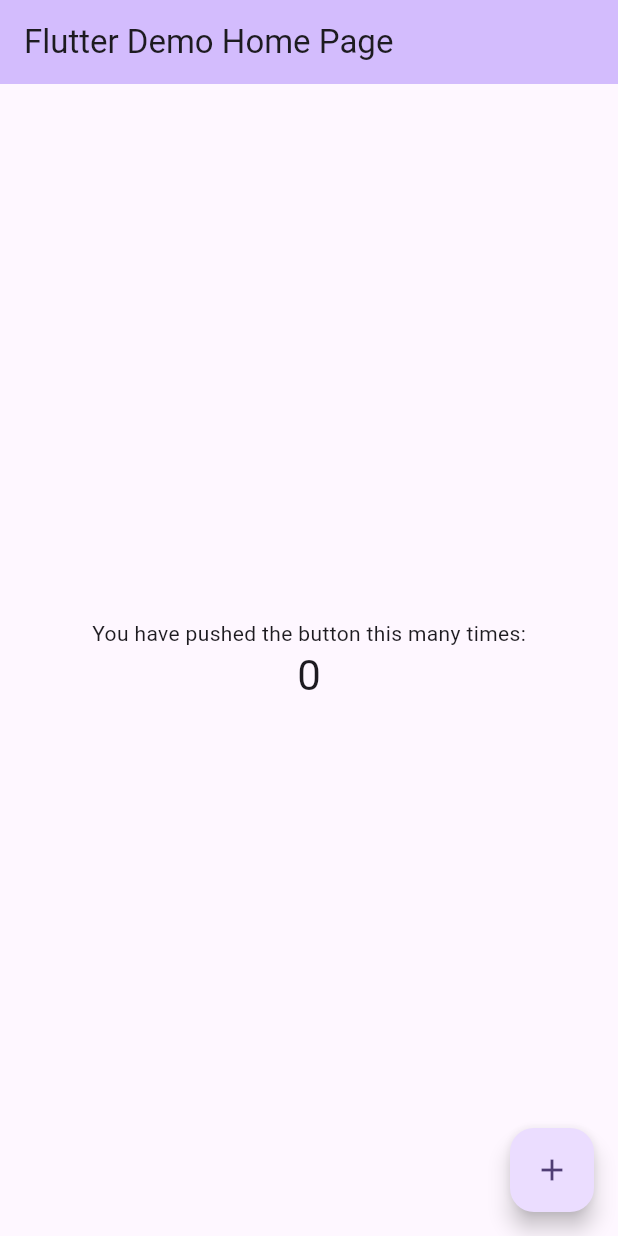
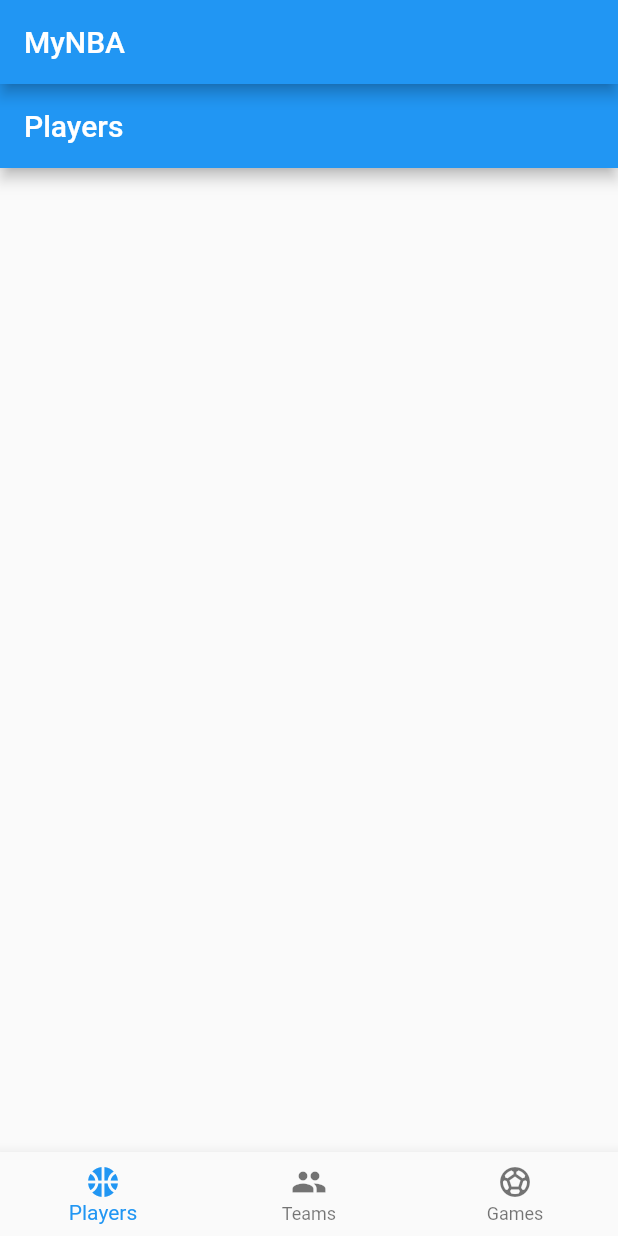
Before and after one commit to AntoineSfeir/MyNBA, a Flutter app: the screen it shows after launch, on a phone screen of 412 x 824 dp. Run offline on Flutter 3.47's test engine with Material 2 defaults, Android fonts, the phone set to English and light mode, and no system bars; our stand-ins replace sqflite; accounts and stored records are empty.

Commit message:
added some basics.

```diff
--- a/my_nba/lib/main.dart
+++ b/my_nba/lib/main.dart
@@ -1,125 +1,71 @@
 import 'package:flutter/material.dart';
+import 'package:my_nba/pages/game_page.dart';
+import 'package:my_nba/pages/team_page.dart';
+import 'package:my_nba/pages/player_page.dart';
 
-void main() {
-  runApp(const MyApp());
-}
+void main() => runApp(const MyApp());
 
 class MyApp extends StatelessWidget {
   const MyApp({super.key});
 
-  // This widget is the root of your application.
   @override
   Widget build(BuildContext context) {
     return MaterialApp(
-      title: 'Flutter Demo',
+      debugShowCheckedModeBanner: false,
+      title: 'MyNBA',
       theme: ThemeData(
-        // This is the theme of your application.
-        //
-        // TRY THIS: Try running your application with "flutter run". You'll see
-        // the application has a blue toolbar. Then, without quitting the app,
-        // try changing the seedColor in the colorScheme below to Colors.green
-        // and then invoke "hot reload" (save your changes or press the "hot
-        // reload" button in a Flutter-supported IDE, or press "r" if you used
-        // the command line to start the app).
-        //
-        // Notice that the counter didn't reset back to zero; the application
-        // state is not lost during the reload. To reset the state, use hot
-        // restart instead.
-        //
-        // This works for code too, not just values: Most code changes can be
-        // tested with just a hot reload.
-        colorScheme: ColorScheme.fromSeed(seedColor: Colors.deepPurple),
-        useMaterial3: true,
+        primarySwatch: Colors.blue,
       ),
-      home: const MyHomePage(title: 'Flutter Demo Home Page'),
+      home: const MyHomePage(),
     );
   }
 }
 
 class MyHomePage extends StatefulWidget {
-  const MyHomePage({super.key, required this.title});
-
-  // This widget is the home page of your application. It is stateful, meaning
-  // that it has a State object (defined below) that contains fields that affect
-  // how it looks.
-
-  // This class is the configuration for the state. It holds the values (in this
-  // case the title) provided by the parent (in this case the App widget) and
-  // used by the build method of the State. Fields in a Widget subclass are
-  // always marked "final".
-
-  final String title;
+  const MyHomePage({super.key});
 
   @override
-  State<MyHomePage> createState() => _MyHomePageState();
+  _MyHomePageState createState() => _MyHomePageState();
 }
 
 class _MyHomePageState extends State<MyHomePage> {
-  int _counter = 0;
+  int _currentIndex = 0;
 
-  void _incrementCounter() {
-    setState(() {
-      // This call to setState tells the Flutter framework that something has
-      // changed in this State, which causes it to rerun the build method below
-      // so that the display can reflect the updated values. If we changed
-      // _counter without calling setState(), then the build method would not be
-      // called again, and so nothing would appear to happen.
-      _counter++;
-    });
-  }
+  final List<Widget> _pages = [
+    const PlayerPage(),
+    const TeamPage(),
+    const GamePage(),
+  ];
 
   @override
   Widget build(BuildContext context) {
-    // This method is rerun every time setState is called, for instance as done
-    // by the _incrementCounter method above.
-    //
-    // The Flutter framework has been optimized to make rerunning build methods
-    // fast, so that you can just rebuild anything that needs updating rather
-    // than having to individually change instances of widgets.
     return Scaffold(
       appBar: AppBar(
-        // TRY THIS: Try changing the color here to a specific color (to
-        // Colors.amber, perhaps?) and trigger a hot reload to see the AppBar
-        // change color while the other colors stay the same.
-        backgroundColor: Theme.of(context).colorScheme.inversePrimary,
-        // Here we take the value from the MyHomePage object that was created by
-        // the App.build method, and use it to set our appbar title.
-        title: Text(widget.title),
+        title: const Text('MyNBA'),
       ),
-      body: Center(
-        // Center is a layout widget. It takes a single child and positions it
-        // in the middle of the parent.
-        child: Column(
-          // Column is also a layout widget. It takes a list of children and
-          // arranges them vertically. By default, it sizes itself to fit its
-          // children horizontally, and tries to be as tall as its parent.
-          //
-          // Column has various properties to control how it sizes itself and
-          // how it positions its children. Here we use mainAxisAlignment to
-          // center the children vertically; the main axis here is the vertical
-          // axis because Columns are vertical (the cross axis would be
-          // horizontal).
-          //
-          // TRY THIS: Invoke "debug painting" (choose the "Toggle Debug Paint"
-          // action in the IDE, or press "p" in the console), to see the
-          // wireframe for each widget.
-          mainAxisAlignment: MainAxisAlignment.center,
-          children: <Widget>[
-            const Text(
-              'You have pushed the button this many times:',
-            ),
-            Text(
-              '$_counter',
-              style: Theme.of(context).textTheme.headlineMedium,
-            ),
-          ],
-        ),
+      body: _pages[_currentIndex],
+      bottomNavigationBar: BottomNavigationBar(
+        currentIndex: _currentIndex,
+        onTap: (index) {
+          setState(() {
+            _currentIndex = index;
+          });
+        },
+        items: const [
+          BottomNavigationBarItem(
+            icon: Icon(Icons.sports_basketball),
+            label: 'Players',
+          ),
+          BottomNavigationBarItem(
+            icon: Icon(Icons.people),
+            label: 'Teams',
+          ),
+          BottomNavigationBarItem(
+            icon: Icon(Icons.sports_soccer),
+            label: 'Games',
+          ),
+        ],
       ),
-      floatingActionButton: FloatingActionButton(
-        onPressed: _incrementCounter,
-        tooltip: 'Increment',
-        child: const Icon(Icons.add),
-      ), // This trailing comma makes auto-formatting nicer for build methods.
     );
   }
 }
--- /dev/null
+++ b/my_nba/lib/models/game_model.dart
@@ -0,0 +1,38 @@
+
+class Game {
+  int id;
+  int team1Id;
+  int team2Id;
+  DateTime date;
+  String location;
+
+  Game({
+    required this.id,
+    required this.team1Id,
+    required this.team2Id,
+    required this.date,
+    required this.location,
+  });
+
+  // Convert a Game object to a map for database operations
+  Map<String, dynamic> toMap() {
+    return {
+      'id': id,
+      'team1Id': team1Id,
+      'team2Id': team2Id,
+      'date': date.toIso8601String(), // Convert DateTime to a format suitable for storage
+      'location': location,
+    };
+  }
+
+  // Create a Game object from a map received from the database
+  factory Game.fromMap(Map<String, dynamic> map) {
+    return Game(
+      id: map['id'],
+      team1Id: map['team1Id'],
+      team2Id: map['team2Id'],
+      date: DateTime.parse(map['date']),
+      location: map['location'],
+    );
+  }
+}
--- /dev/null
+++ b/my_nba/lib/models/player_model.dart
@@ -0,0 +1,28 @@
+class Player {
+  int id;
+  String name;
+  int jerseyNumber;
+  String position;
+
+  Player({required this.id, required this.name, required this.jerseyNumber, required this.position});
+
+  // Convert a Player object to a map for database operations
+  Map<String, dynamic> toMap() {
+    return {
+      'id': id,
+      'name': name,
+      'jerseyNumber': jerseyNumber,
+      'position': position,
+    };
+  }
+
+  // Create a Player object from a map received from the database
+  factory Player.fromMap(Map<String, dynamic> map) {
+    return Player(
+      id: map['id'],
+      name: map['name'],
+      jerseyNumber: map['jerseyNumber'],
+      position: map['position'],
+    );
+  }
+}
--- /dev/null
+++ b/my_nba/lib/models/team_model.dart
@@ -0,0 +1,28 @@
+class Team {
+  int id;
+  String name;
+  String city;
+  String abbreviation;
+
+  Team({required this.id, required this.name, required this.city, required this.abbreviation});
+
+  // Convert a Team object to a map for database operations
+  Map<String, dynamic> toMap() {
+    return {
+      'id': id,
+      'name': name,
+      'city': city,
+      'abbreviation': abbreviation,
+    };
+  }
+
+  // Create a Team object from a map received from the database
+  factory Team.fromMap(Map<String, dynamic> map) {
+    return Team(
+      id: map['id'],
+      name: map['name'],
+      city: map['city'],
+      abbreviation: map['abbreviation'],
+    );
+  }
+}
--- /dev/null
+++ b/my_nba/lib/pages/game_page.dart
@@ -0,0 +1,51 @@
+import 'package:flutter/material.dart';
+import 'package:my_nba/models/game_model.dart';
+import 'package:my_nba/data/database_helper.dart';
+
+class GamePage extends StatefulWidget {
+  const GamePage({super.key});
+
+  @override
+  _GamePageState createState() => _GamePageState();
+}
+
+class _GamePageState extends State<GamePage> {
+  final DatabaseHelper _databaseHelper = DatabaseHelper();
+  late List<Game> _games;
+
+  @override
+  void initState() {
+    super.initState();
+    _games = [];
+    _loadGames();
+  }
+
+  Future<void> _loadGames() async {
+    List<Game> games = await _databaseHelper.getGames();
+    setState(() {
+      _games = games;
+    });
+  }
+
+  @override
+  Widget build(BuildContext context) {
+    return Scaffold(
+      appBar: AppBar(
+        title: const Text('Games'),
+      ),
+      body: _buildGameList(),
+    );
+  }
+
+  Widget _buildGameList() {
+    return ListView.builder(
+      itemCount: _games.length,
+      itemBuilder: (context, index) {
+        return ListTile(
+          title: Text('Game ${_games[index].id}'),
+          subtitle: Text('Date: ${_games[index].date} | Location: ${_games[index].location}'),
+        );
+      },
+    );
+  }
+}
--- /dev/null
+++ b/my_nba/lib/pages/player_page.dart
@@ -0,0 +1,51 @@
+import 'package:flutter/material.dart';
+import 'package:my_nba/models/player_model.dart';
+import 'package:my_nba/data/database_helper.dart';
+
+class PlayerPage extends StatefulWidget {
+  const PlayerPage({super.key});
+
+  @override
+  _PlayerPageState createState() => _PlayerPageState();
+}
+
+class _PlayerPageState extends State<PlayerPage> {
+  final DatabaseHelper _databaseHelper = DatabaseHelper();
+  late List<Player> _players;
+
+  @override
+  void initState() {
+    super.initState();
+     _players = [];
+    _loadPlayers();
+  }
+
+  Future<void> _loadPlayers() async {
+    List<Player> players = await _databaseHelper.getPlayers();
+    setState(() {
+      _players = players;
+    });
+  }
+
+  @override
+  Widget build(BuildContext context) {
+    return Scaffold(
+      appBar: AppBar(
+        title: const Text('Players'),
+      ),
+      body: _buildPlayerList(),
+    );
+  }
+
+  Widget _buildPlayerList() {
+    return ListView.builder(
+      itemCount: _players.length,
+      itemBuilder: (context, index) {
+        return ListTile(
+          title: Text(_players[index].name),
+          subtitle: Text('Jersey Number: ${_players[index].jerseyNumber} | Position: ${_players[index].position}'),
+        );
+      },
+    );
+  }
+}
--- /dev/null
+++ b/my_nba/lib/pages/team_page.dart
@@ -0,0 +1,51 @@
+import 'package:flutter/material.dart';
+import 'package:my_nba/models/team_model.dart';
+import 'package:my_nba/data/database_helper.dart';
+
+class TeamPage extends StatefulWidget {
+  const TeamPage({super.key});
+
+  @override
+  _TeamPageState createState() => _TeamPageState();
+}
+
+class _TeamPageState extends State<TeamPage> {
+  final DatabaseHelper _databaseHelper = DatabaseHelper();
+  late List<Team> _teams;
+
+  @override
+  void initState() {
+    super.initState();
+    _teams = [];
+    _loadTeams();
+  }
+
+  Future<void> _loadTeams() async {
+    List<Team> teams = await _databaseHelper.getTeams();
+    setState(() {
+      _teams = teams;
+    });
+  }
+
+  @override
+  Widget build(BuildContext context) {
+    return Scaffold(
+      appBar: AppBar(
+        title: const Text('Teams'),
+      ),
+      body: _buildTeamList(),
+    );
+  }
+
+  Widget _buildTeamList() {
+    return ListView.builder(
+      itemCount: _teams.length,
+      itemBuilder: (context, index) {
+        return ListTile(
+          title: Text(_teams[index].name),
+          subtitle: Text('City: ${_teams[index].city} | Abbreviation: ${_teams[index].abbreviation}'),
+        );
+      },
+    );
+  }
+}
--- a/my_nba/pubspec.yaml
+++ b/my_nba/pubspec.yaml
@@ -35,6 +35,9 @@ dependencies:
   # The following adds the Cupertino Icons font to your application.
   # Use with the CupertinoIcons class for iOS style icons.
   cupertino_icons: ^1.0.2
+  sqflite: ^2.3.0
+  path_provider: ^2.1.1
+  path: ^1.8.3
 
 dev_dependencies:
   flutter_test:
```
Also changed, not shown: my_nba/lib/data/database_helper.dart (added, +107 -0 lines), my_nba/pubspec.lock, 9 other files.
